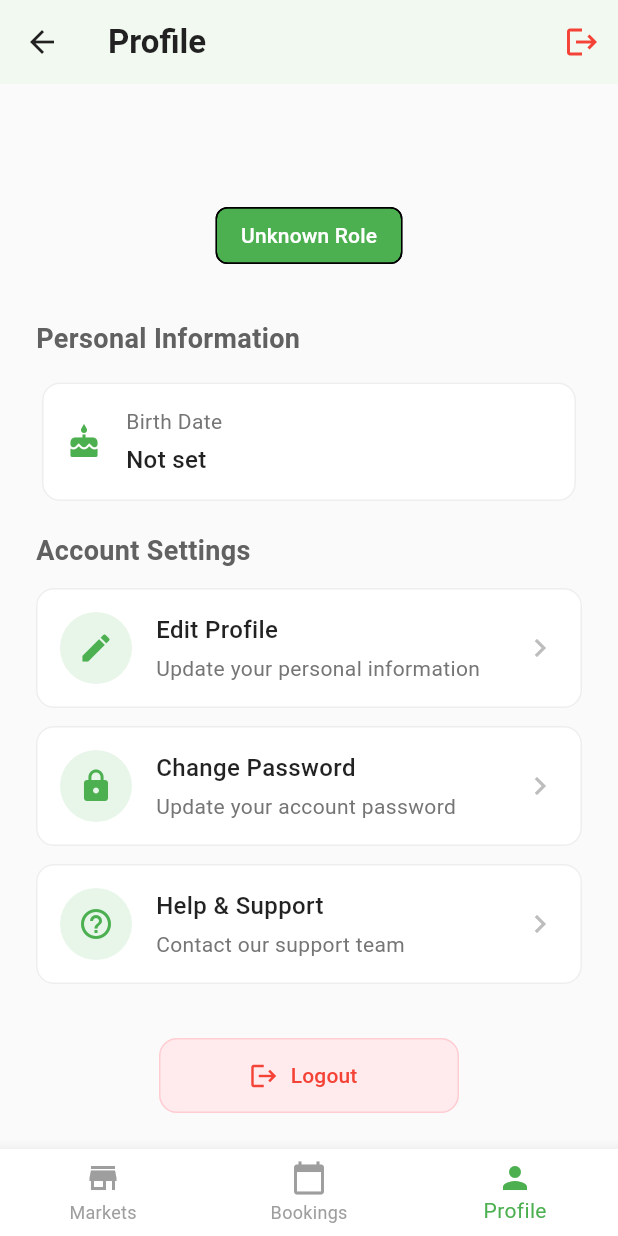
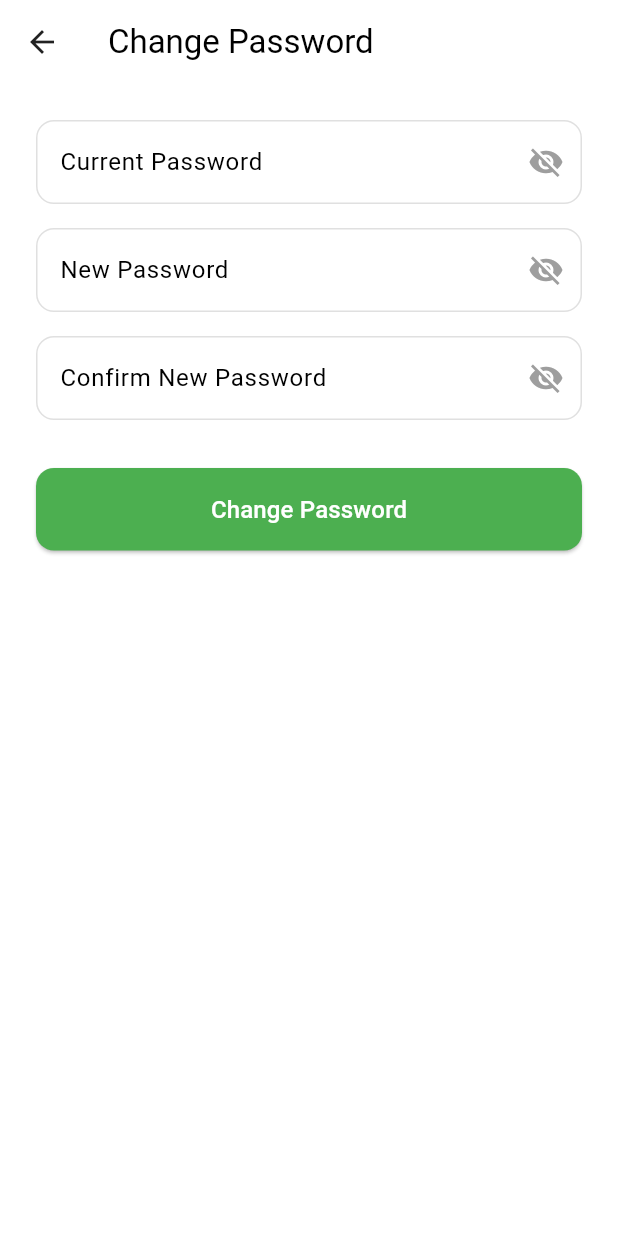
Before and after one commit to Ownerkun/Market-s-lot-booking-app, a Flutter app: the MainNavigationScreen screen opened by its route, item 3 of the bottom bar chosen, scrolled down 161 dp, after a tap on "Change Password", on a phone screen of 412 x 824 dp. Run offline on Flutter 3.47's test engine with Material 3 defaults, Android fonts, the phone set to English and light mode, and no system bars; our stand-ins replace fl_chart, geolocator, google_maps_flutter, shared_preferences, table_calendar; missing offline and left inert: encrypt; accounts and stored records are empty; network calls fail; Roboto replaces fonts that are missing (Poppins).

Commit message:
Add: Change Password

```diff
--- /dev/null
+++ b/lib/screen/profile/change_password_screen.dart
@@ -0,0 +1,187 @@
+import 'package:flutter/material.dart';
+import 'package:market_lot_app/provider/auth_provider.dart';
+import 'package:provider/provider.dart';
+
+class ChangePasswordScreen extends StatefulWidget {
+  @override
+  _ChangePasswordScreenState createState() => _ChangePasswordScreenState();
+}
+
+class _ChangePasswordScreenState extends State<ChangePasswordScreen> {
+  final _formKey = GlobalKey<FormState>();
+  final _currentPasswordController = TextEditingController();
+  final _newPasswordController = TextEditingController();
+  final _confirmPasswordController = TextEditingController();
+
+  bool _obscureCurrentPassword = true;
+  bool _obscureNewPassword = true;
+  bool _obscureConfirmPassword = true;
+  String? _errorMessage;
+
+  @override
+  void dispose() {
+    _currentPasswordController.dispose();
+    _newPasswordController.dispose();
+    _confirmPasswordController.dispose();
+    super.dispose();
+  }
+
+  Future<void> _submit() async {
+    if (!_formKey.currentState!.validate()) return;
+
+    final authProvider = Provider.of<AuthProvider>(context, listen: false);
+    final result = await authProvider.changePassword(
+      currentPassword: _currentPasswordController.text,
+      newPassword: _newPasswordController.text,
+    );
+
+    if (result['success'] == true) {
+      ScaffoldMessenger.of(context).showSnackBar(
+        SnackBar(
+          content: Text(result['message']),
+          backgroundColor: Colors.green,
+        ),
+      );
+      Navigator.pop(context);
+    } else {
+      setState(() {
+        _errorMessage = result['message'];
+      });
+    }
+  }
+
+  @override
+  Widget build(BuildContext context) {
+    return Scaffold(
+      appBar: AppBar(
+        title: Text('Change Password'),
+        backgroundColor: Colors.white,
+        elevation: 0,
+        iconTheme: IconThemeData(color: Colors.black87),
+      ),
+      body: SingleChildScrollView(
+        padding: EdgeInsets.all(24),
+        child: Form(
+          key: _formKey,
+          child: Column(
+            crossAxisAlignment: CrossAxisAlignment.start,
+            children: [
+              if (_errorMessage != null)
+                Padding(
+                  padding: const EdgeInsets.only(bottom: 16),
+                  child: Text(
+                    _errorMessage!,
+                    style: TextStyle(color: Colors.red),
+                  ),
+                ),
+              _buildPasswordField(
+                controller: _currentPasswordController,
+                label: 'Current Password',
+                obscureText: _obscureCurrentPassword,
+                onToggleVisibility: () {
+                  setState(() {
+                    _obscureCurrentPassword = !_obscureCurrentPassword;
+                  });
+                },
+                validator: (value) {
+                  if (value == null || value.isEmpty) {
+                    return 'Please enter your current password';
+                  }
+                  return null;
+                },
+              ),
+              SizedBox(height: 16),
+              _buildPasswordField(
+                controller: _newPasswordController,
+                label: 'New Password',
+                obscureText: _obscureNewPassword,
+                onToggleVisibility: () {
+                  setState(() {
+                    _obscureNewPassword = !_obscureNewPassword;
+                  });
+                },
+                validator: (value) {
+                  if (value == null || value.isEmpty) {
+                    return 'Please enter a new password';
+                  }
+                  if (value.length < 6) {
+                    return 'Password must be at least 6 characters';
+                  }
+                  return null;
+                },
+              ),
+              SizedBox(height: 16),
+              _buildPasswordField(
+                controller: _confirmPasswordController,
+                label: 'Confirm New Password',
+                obscureText: _obscureConfirmPassword,
+                onToggleVisibility: () {
+                  setState(() {
+                    _obscureConfirmPassword = !_obscureConfirmPassword;
+                  });
+                },
+                validator: (value) {
+                  if (value != _newPasswordController.text) {
+                    return 'Passwords do not match';
+                  }
+                  return null;
+                },
+              ),
+              SizedBox(height: 32),
+              SizedBox(
+                width: double.infinity,
+                child: ElevatedButton(
+                  onPressed: _submit,
+                  style: ElevatedButton.styleFrom(
+                    padding: EdgeInsets.symmetric(vertical: 16),
+                    shape: RoundedRectangleBorder(
+                      borderRadius: BorderRadius.circular(12),
+                    ),
+                    backgroundColor: Colors.green,
+                    foregroundColor: Colors.white,
+                  ),
+                  child: Text(
+                    'Change Password',
+                    style: TextStyle(fontSize: 16),
+                  ),
+                ),
+              ),
+            ],
+          ),
+        ),
+      ),
+    );
+  }
+
+  Widget _buildPasswordField({
+    required TextEditingController controller,
+    required String label,
+    required bool obscureText,
+    required VoidCallback onToggleVisibility,
+    required String? Function(String?) validator,
+  }) {
+    return TextFormField(
+      controller: controller,
+      obscureText: obscureText,
+      decoration: InputDecoration(
+        labelText: label,
+        border: OutlineInputBorder(
+          borderRadius: BorderRadius.circular(12),
+          borderSide: BorderSide(color: Colors.grey.shade300),
+        ),
+        enabledBorder: OutlineInputBorder(
+          borderRadius: BorderRadius.circular(12),
+          borderSide: BorderSide(color: Colors.grey.shade300),
+        ),
+        suffixIcon: IconButton(
+          icon: Icon(
+            obscureText ? Icons.visibility_off : Icons.visibility,
+            color: Colors.grey,
+          ),
+          onPressed: onToggleVisibility,
+        ),
+      ),
+      validator: validator,
+    );
+  }
+}
--- a/lib/screen/profile/profile_screen.dart
+++ b/lib/screen/profile/profile_screen.dart
@@ -1,5 +1,6 @@
 import 'package:flutter/material.dart';
 import 'package:market_lot_app/provider/auth_provider.dart';
+import 'package:market_lot_app/screen/profile/change_password_screen.dart';
 import 'package:market_lot_app/screen/profile/edit_profile_screen.dart';
 import 'package:provider/provider.dart';
 import 'package:intl/intl.dart';
@@ -140,7 +141,12 @@ class _ProfileScreenState extends State<ProfileScreen> {
               subtitle: 'Update your account password',
               icon: Icons.lock,
               onTap: () {
-                // Navigate to change password screen
+                Navigator.push(
+                  context,
+                  MaterialPageRoute(
+                    builder: (context) => ChangePasswordScreen(),
+                  ),
+                );
               },
             ),
             _buildActionCard(
```
Also changed, not shown: lib/provider/auth_provider.dart (+93 -13 lines), lib/screen/auth_screen/auth_screen.dart (+59 -19 lines).
